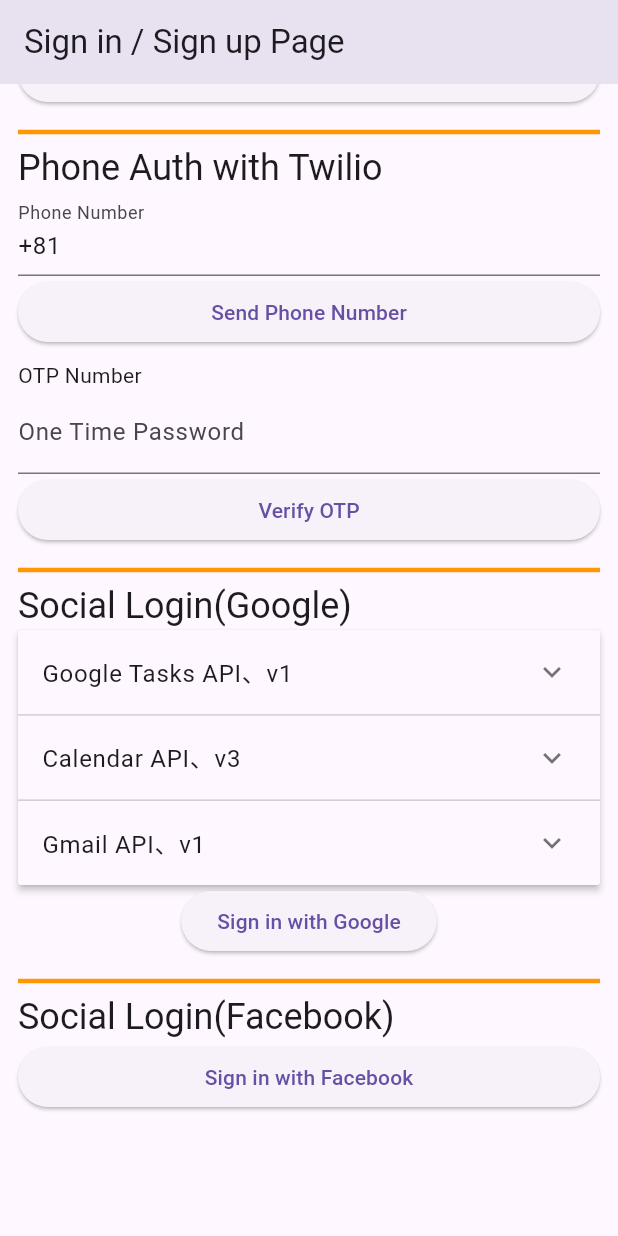
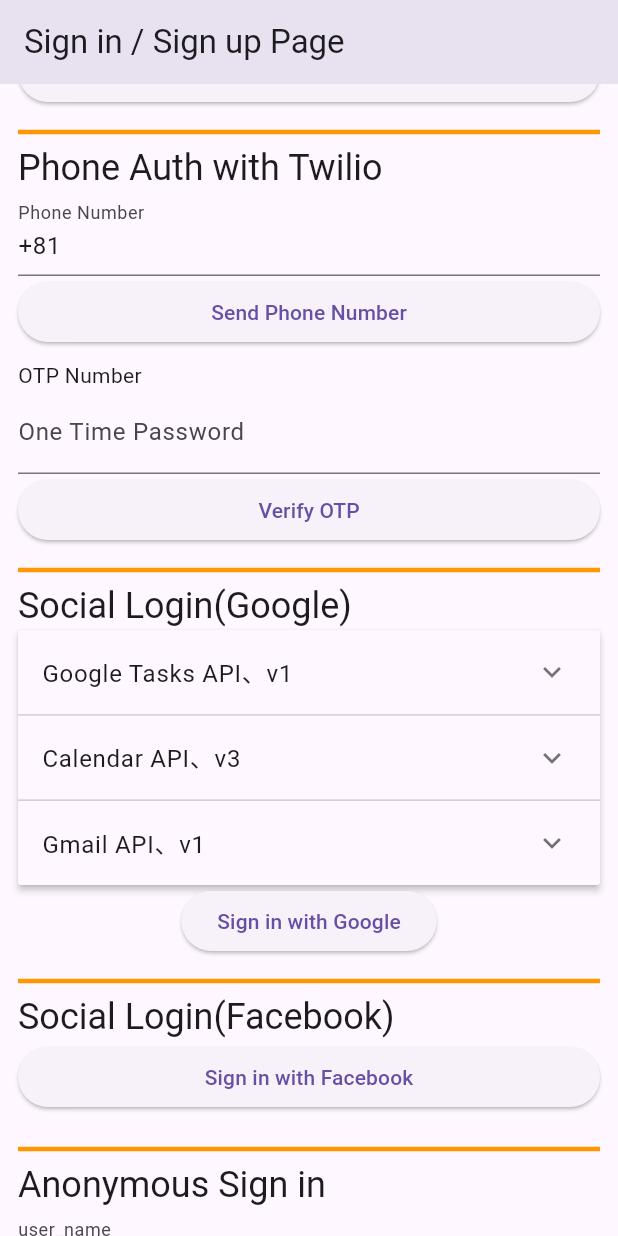
Before and after one commit to Pregum/authentication_sample_with_supabase_flutter, a Flutter app: the screen it shows after launch, scrolled down 690 dp, on a phone screen of 412 x 824 dp. Run offline on Flutter 3.47's test engine with Material 3 defaults, Android fonts, the light colour scheme and no system bars; our stand-ins replace auto_size_text, flutter_dotenv, flutter_hooks, gap, google_sign_in, supabase_flutter; accounts and stored records are empty.

Commit message:
update: 匿名ログインの実装が完了した

```diff
--- a/lib/login_page.dart
+++ b/lib/login_page.dart
@@ -38,6 +38,7 @@
   late final String _googleWebClientId;
   late final String _googleClientIdIos;
   final List<String> _selectedScopeUrls = [];
+  final _anonymousUserName = TextEditingController(text: 'no name avatar');
 
   @override
   void initState() {
@@ -199,7 +200,21 @@
               onPressed: _isLoading ? null : _signInWithFacebook,
               child: Text(_isLoading ? 'Loading' : 'Sign in with Facebook'),
             ),
-            const Gap(64)
+            const Gap(16),
+            const Divider(color: Colors.orange, thickness: 3.0),
+            Text(
+              'Anonymous Sign in',
+              style: Theme.of(context).textTheme.headlineSmall,
+            ),
+            MyTextField(
+              label: 'user_name',
+              controller: _anonymousUserName,
+            ),
+            ElevatedButton(
+              onPressed: _isLoading ? null : _signInWithAnonymous,
+              child: Text(_isLoading ? 'Loading' : 'Sign in with Anonymous'),
+            ),
+            const Gap(64),
           ],
         ),
       ),
@@ -328,4 +343,12 @@
       );
     });
   }
+
+  Future<void> _signInWithAnonymous() async {
+    await _signInFlow(() async {
+      await supabase.auth.signInAnonymously(
+        data: {'user_name': _anonymousUserName.text },
+      );
+    });
+  }
 }
```
